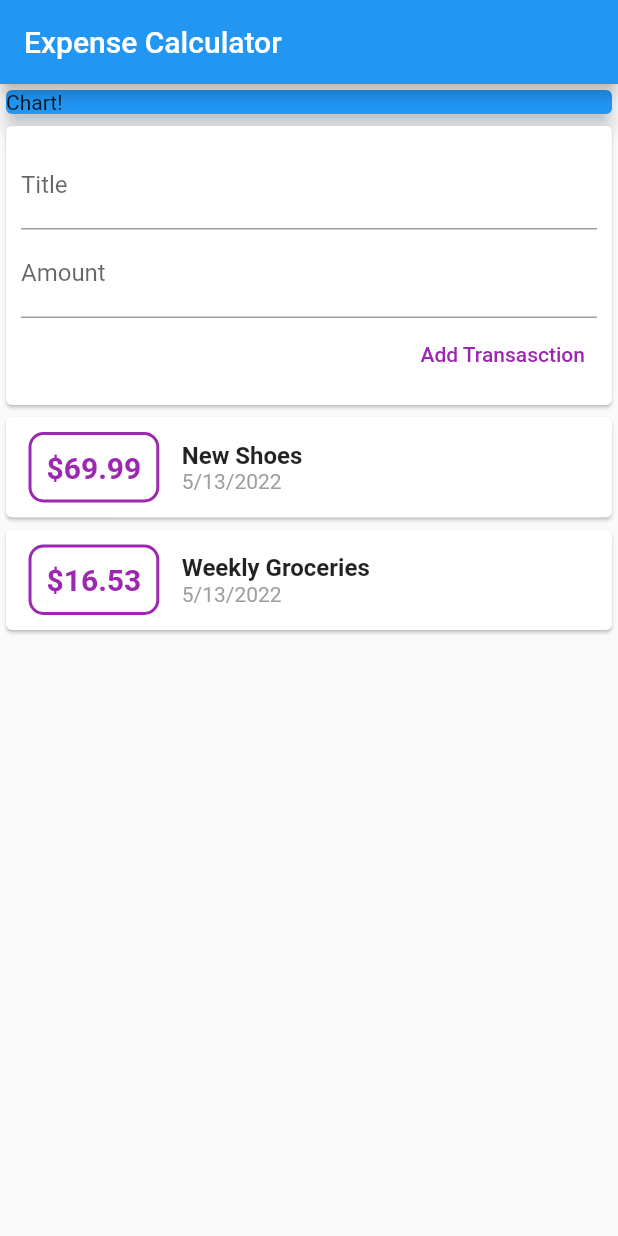
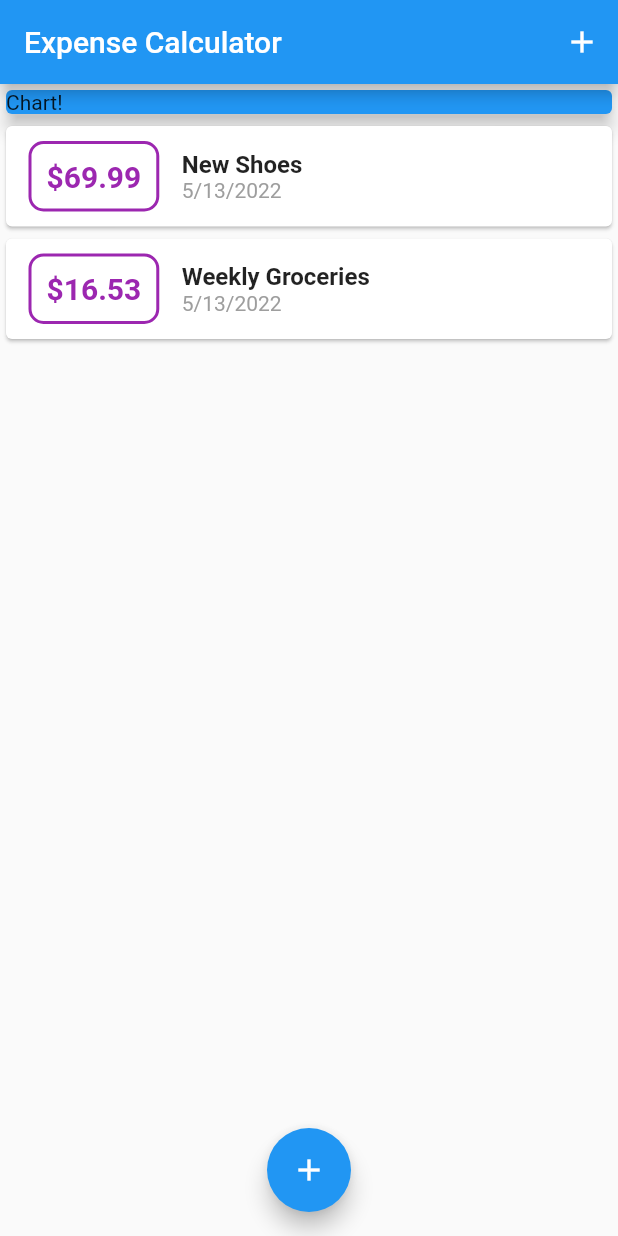
Before and after one commit to HypeKen/Ken-Portfolio, a Flutter app: the screen it shows after launch, on a phone screen of 412 x 824 dp. Run offline on Flutter 3.47's test engine with Material 2 defaults, Android fonts, the phone set to English and light mode, and no system bars.

Commit message:
Major Updates

```diff
--- a/expensecalculator/lib/index.dart
+++ b/expensecalculator/lib/index.dart
@@ -1,7 +1,7 @@
 export 'package:expensecalculator/models/transaction.dart';
 export 'package:expensecalculator/widgets/new_transaction.dart';
 export 'package:expensecalculator/widgets/transaction_list.dart';
-export 'package:expensecalculator/widgets/user_transactions.dart';
+
 export 'package:flutter/foundation.dart';
 export 'package:flutter/material.dart';
 export 'package:flutter/material.dart';
--- a/expensecalculator/lib/main.dart
+++ b/expensecalculator/lib/main.dart
@@ -9,7 +9,7 @@ class MyApp extends StatelessWidget {
 
   @override
   Widget build(final BuildContext context) {
-    return MaterialApp(
+    return const MaterialApp(
       title: 'Flutter Demo',
       home: MyHomePage(),
     );
@@ -17,34 +17,87 @@ class MyApp extends StatelessWidget {
 }
 
 // ignore: must_be_immutable
-class MyHomePage extends StatelessWidget {
-  MyHomePage({final Key? key}) : super(key: key);
+class MyHomePage extends StatefulWidget {
+  const MyHomePage({final Key? key}) : super(key: key);
 
+  @override
+  State<MyHomePage> createState() => _MyHomePageState();
+}
+
+class _MyHomePageState extends State<MyHomePage> {
   // late String titleInput;
-  // late String amountInput;
-  final TextEditingController titleController = TextEditingController();
-  final TextEditingController amountController = TextEditingController();
+  final List<Transaction> _userTransactions = <Transaction>[
+    Transaction(
+      id: 't1',
+      title: 'New Shoes',
+      amount: 69.99,
+      date: DateTime.now(),
+    ),
+    Transaction(
+      id: 't2',
+      title: 'Weekly Groceries',
+      amount: 16.53,
+      date: DateTime.now(),
+    ),
+  ];
+
+  void _addNewTransaction(final String txTitle, final double txAmount) {
+    final Transaction newTx = Transaction(
+      title: txTitle,
+      amount: txAmount,
+      date: DateTime.now(),
+      id: DateTime.now().toString(),
+    );
+    setState(() {
+      _userTransactions.add(newTx);
+    });
+  }
 
   final List<Transaction> transactions = <Transaction>[];
+
+  void _startAddNewTransaction(final BuildContext ctx) {
+    // ignore: always_specify_types
+    showModalBottomSheet<Transaction>(
+      context: ctx,
+      builder: (final _) {
+        return NewTransaction(addTx: _addNewTransaction);
+      },
+    );
+  }
 
   @override
   Widget build(final BuildContext context) {
     return Scaffold(
       appBar: AppBar(
         title: const Text('Expense Calculator'),
+        actions: <Widget>[
+          IconButton(
+            onPressed: () {
+              _startAddNewTransaction(context);
+            },
+            icon: const Icon(Icons.add),
+          )
+        ],
       ),
       body: SingleChildScrollView(
         child: Column(
           crossAxisAlignment: CrossAxisAlignment.stretch,
-          children: const <Widget>[
-            SizedBox(
+          children: <Widget>[
+            const SizedBox(
               width: double.infinity,
               child:
                   Card(color: Colors.blue, elevation: 5, child: Text('Chart!')),
             ),
-            UserTransactions(),
+            TransactionList(transactions: _userTransactions),
           ],
         ),
+      ),
+      floatingActionButtonLocation: FloatingActionButtonLocation.centerFloat,
+      floatingActionButton: FloatingActionButton(
+        onPressed: () {
+          _startAddNewTransaction(context);
+        },
+        child: const Icon(Icons.add),
       ),
     );
   }
@@ -52,21 +105,10 @@ class MyHomePage extends StatelessWidget {
   @override
   void debugFillProperties(final DiagnosticPropertiesBuilder properties) {
     super.debugFillProperties(properties);
-    properties
-      ..add(IterableProperty<Transaction>('transactions', transactions))
-      ..add(
-        DiagnosticsProperty<TextEditingController>(
-          'amountController',
-          amountController,
-        ),
-      )
-      ..add(
-        DiagnosticsProperty<TextEditingController>(
-          'titleController',
-          titleController,
-        ),
-      );
-    // ..add(StringProperty('amountInput', amountInput))
-    // ..add(StringProperty('titleInput', titleInput));
+    properties.add(IterableProperty<Transaction>('transactions', transactions));
   }
+
+  // ..add(StringProperty('amountInput', amountInput))
+  // ..add(StringProperty('titleInput', titleInput));
+
 }
--- a/expensecalculator/lib/widgets/transaction_list.dart
+++ b/expensecalculator/lib/widgets/transaction_list.dart
@@ -12,7 +12,7 @@ class TransactionList extends StatelessWidget {
   @override
   Widget build(final BuildContext context) {
     return SizedBox(
-      height: 300,
+      height: 400,
       child: ListView.builder(
         itemBuilder: (final BuildContext ctx, final int index) {
           return Card(
@@ -32,7 +32,7 @@ class TransactionList extends StatelessWidget {
                   ),
                   padding: const EdgeInsets.all(10),
                   child: Text(
-                    '\$${transactions[index].amount}',
+                    '\$${transactions[index].amount.toStringAsFixed(2)}',
                     style: const TextStyle(
                       fontWeight: FontWeight.bold,
                       fontSize: 20,
--- a/expensecalculator/lib/widgets/user_transactions.dart
+++ /dev/null
@@ -1,53 +0,0 @@
-import 'package:expensecalculator/index.dart';
-
-class UserTransactions extends StatefulWidget {
-  const UserTransactions({final Key? key}) : super(key: key);
-
-  @override
-  State<UserTransactions> createState() => _UserTransactionsState();
-}
-
-class _UserTransactionsState extends State<UserTransactions> {
-  final List<Transaction> _userTransactions = <Transaction>[
-    Transaction(
-      id: 't1',
-      title: 'New Shoes',
-      amount: 69.99,
-      date: DateTime.now(),
-    ),
-    Transaction(
-      id: 't2',
-      title: 'Weekly Groceries',
-      amount: 16.53,
-      date: DateTime.now(),
-    ),
-  ];
-
-  void _addNewTransaction(final String txTitle, final double txAmount) {
-    final Transaction newTx = Transaction(
-      title: txTitle,
-      amount: txAmount,
-      date: DateTime.now(),
-      id: DateTime.now().toString(),
-    );
-    setState(() {
-      _userTransactions.add(newTx);
-    });
-  }
-
-  @override
-  Widget build(final BuildContext context) {
-    return Column(
-      children: <Widget>[
-        NewTransaction(
-          addTx: _addNewTransaction,
-        ),
-        // ignore: always_specify_types
-        TransactionList(
-          transactions: _userTransactions,
-          // ignore: always_specify_types
-        )
-      ],
-    );
-  }
-}
```
Also changed, not shown: expensecalculator/lib/widgets/new_transaction.dart (+43 -9 lines).
